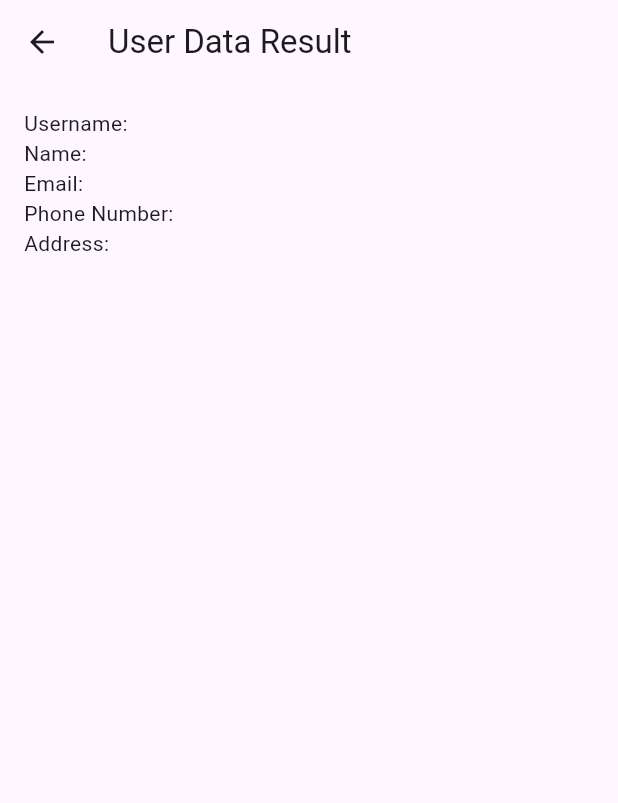
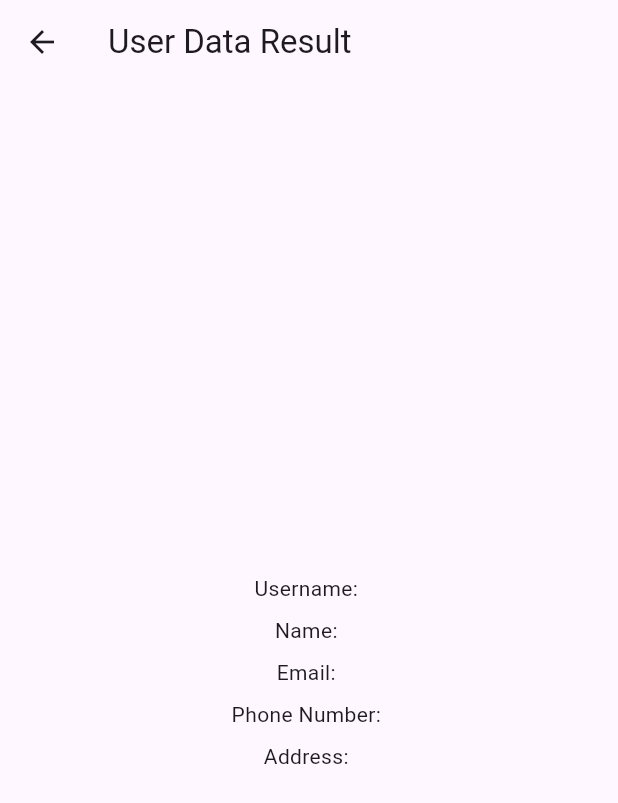
Before and after one commit to tronout28/Register_flutter_getx, a Flutter app: the screen it shows after launch, after a tap on "Submit", on a phone screen of 412 x 824 dp. Shown: the top 803 px of the screen. Run offline on Flutter 3.47's test engine with Material 2 defaults, Android fonts, the phone set to English and light mode, and no system bars; our stand-ins replace get, image_picker.

Commit message:
add layout

```diff
--- a/my_data/lib/input.dart
+++ b/my_data/lib/input.dart
@@ -1,6 +1,7 @@
 import 'package:flutter/material.dart';
 import 'package:get/get.dart';
 import 'package:image_picker/image_picker.dart';
+
 import 'inputget.dart';
 
 void main() {
@@ -19,8 +20,6 @@ class UserData {
 class HomePage extends StatelessWidget {
   final UserData userData = UserData();
 
-  HomePage({super.key});
-
   void _submitForm() {
     Get.to(ResultPage(userData: userData));
   }
@@ -35,36 +34,46 @@ class HomePage extends StatelessWidget {
 
   @override
   Widget build(BuildContext context) {
-    return Scaffold(
-      appBar: AppBar(title: Text('Input User Data')),
+    return MaterialApp(
+      home: Scaffold(
+        appBar: AppBar(
+          title: Text('Input User Data'),
+        ),
         body: Padding(
           padding: EdgeInsets.all(16.0),
-        child: ListView(
+          child: Column(
+            crossAxisAlignment: CrossAxisAlignment.center,
             children: [
               TextFormField(
                 onChanged: (value) => userData.username.value = value,
                 decoration: InputDecoration(labelText: 'Username'),
               ),
+              SizedBox(height: 16),
               TextFormField(
                 onChanged: (value) => userData.name.value = value,
                 decoration: InputDecoration(labelText: 'Name'),
               ),
+              SizedBox(height: 16),
               TextFormField(
                 onChanged: (value) => userData.email.value = value,
                 decoration: InputDecoration(labelText: 'Email'),
               ),
+              SizedBox(height: 16),
               TextFormField(
                 onChanged: (value) => userData.phoneNumber.value = value,
                 decoration: InputDecoration(labelText: 'Phone Number'),
               ),
+              SizedBox(height: 16),
               TextFormField(
                 onChanged: (value) => userData.address.value = value,
                 decoration: InputDecoration(labelText: 'Address'),
               ),
+              SizedBox(height: 16),
               ElevatedButton(
                 onPressed: () => _getImage(),
                 child: Text('Pick Profile Image'),
               ),
+              SizedBox(height: 16),
               ElevatedButton(
                 onPressed: () => _submitForm(),
                 child: Text('Submit'),
@@ -72,15 +81,7 @@ class HomePage extends StatelessWidget {
             ],
           ),
         ),
+      ),
     );
   }
 }
-
-class HomeP extends StatelessWidget {
-  const HomeP({super.key});
-
-  @override
-  Widget build(BuildContext context) {
-    return const Placeholder();
-  }
-}
--- a/my_data/lib/inputget.dart
+++ b/my_data/lib/inputget.dart
@@ -13,25 +13,32 @@ class ResultPage extends StatelessWidget {
       appBar: AppBar(title: Text('User Data Result')),
       body: Padding(
         padding: EdgeInsets.all(16.0),
+        child: Center(
           child: Column(
-          crossAxisAlignment: CrossAxisAlignment.start,
+            mainAxisAlignment: MainAxisAlignment.center,
             children: [
-            Text('Username: ${userData.username}'),
-            Text('Name: ${userData.name}'),
-            Text('Email: ${userData.email}'),
-            Text('Phone Number: ${userData.phoneNumber}'),
-            Text('Address: ${userData.address}'),
               userData.profileImage.value.isNotEmpty
-                ? Expanded(
-                    child: Container(
-                      width: double.infinity,
+                  ? ClipOval(
                       child: Image.file(
                         File(userData.profileImage.value),
-                      ),
+                        width: 200,
+                        height: 200,
+                        fit: BoxFit.cover,
                       ),
                     )
                   : Container(),
+              SizedBox(height: 16),
+              Text('Username: ${userData.username}'),
+              SizedBox(height: 8),
+              Text('Name: ${userData.name}'),
+              SizedBox(height: 8),
+              Text('Email: ${userData.email}'),
+              SizedBox(height: 8),
+              Text('Phone Number: ${userData.phoneNumber}'),
+              SizedBox(height: 8),
+              Text('Address: ${userData.address}'),
             ],
+          ),
         ),
       ),
     );
```
Lines whose indentation alone changed are shown as unchanged.
